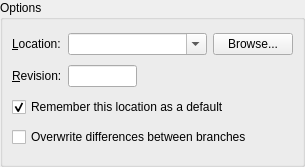
First picture: the form in ui/pull.ui, repository breezy-team/qbrz, before the edit.
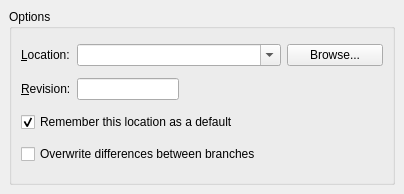
Second picture: the form after the edit.

What changed in the file:
```diff
--- a/ui/pull.ui
+++ b/ui/pull.ui
@@ -5,13 +5,13 @@
    <rect>
     <x>0</x>
     <y>0</y>
-    <width>305</width>
-    <height>167</height>
+    <width>404</width>
+    <height>194</height>
    </rect>
   </property>
   <layout class="QVBoxLayout" name="verticalLayout" >
    <property name="margin" >
-    <number>0</number>
+    <number>9</number>
    </property>
    <item>
     <widget class="QGroupBox" name="groupBox" >
```
Left out of the diff: 3 changed lines with no effect on the pictures.
